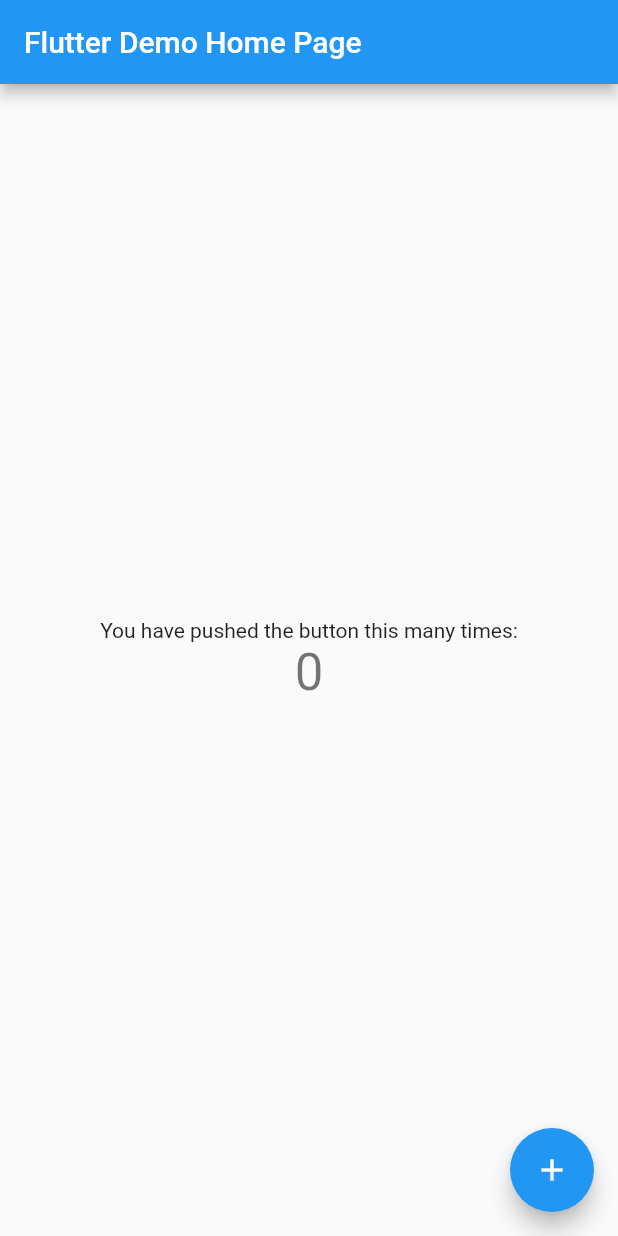
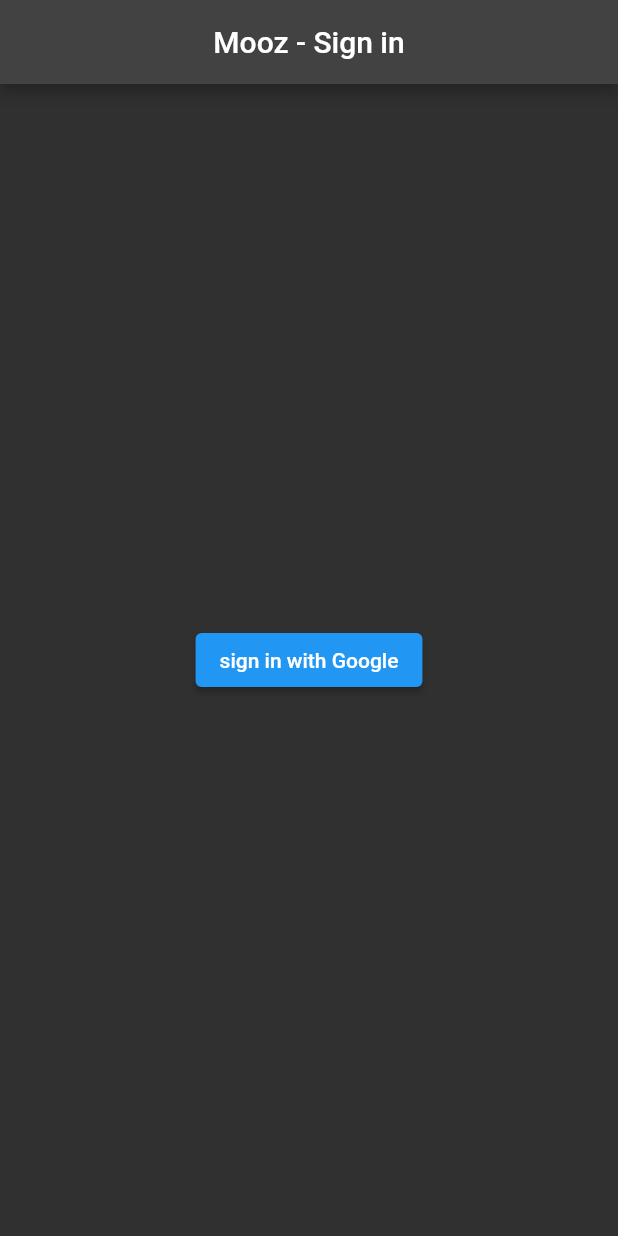
Before and after one commit to WorkWithAfridi/MoozApp-RoomBasedVideoChatApp, a Flutter app: the screen it shows after launch, on a phone screen of 412 x 824 dp. Run offline on Flutter 3.47's test engine with Material 2 defaults, Android fonts, the light colour scheme and no system bars; our stand-ins replace bloc, cloud_firestore, equatable, firebase_auth, firebase_core, flutter_bloc and 1 more; accounts and stored records are empty.

Commit message:
Added login flow

```diff
--- /dev/null
+++ b/lib/app/bloc/auth/auth_event.dart
@@ -0,0 +1,11 @@
+// ignore_for_file: public_member_api_docs, sort_constructors_first
+part of 'auth_bloc.dart';
+
+abstract class AuthEvent extends Equatable {
+  const AuthEvent();
+
+  @override
+  List<Object> get props => [];
+}
+
+class AuthSignin extends AuthEvent {}
--- /dev/null
+++ b/lib/app/bloc/auth/auth_state.dart
@@ -0,0 +1,27 @@
+// ignore_for_file: public_member_api_docs, sort_constructors_first
+part of 'auth_bloc.dart';
+
+abstract class AuthState extends Equatable {
+  AuthState({
+    this.user,
+  });
+  UserModel? user;
+
+  @override
+  List<Object> get props => [];
+}
+
+class AuthIdle extends AuthState {}
+
+class AuthLoading extends AuthState {}
+
+class Authenticated extends AuthState {
+  Authenticated({required super.user});
+}
+
+class AuthError extends AuthState {
+  String errorMessage;
+  AuthError({
+    required this.errorMessage,
+  });
+}
--- /dev/null
+++ b/lib/app/model/user.dart
@@ -0,0 +1,36 @@
+import 'dart:convert';
+
+// ignore_for_file: public_member_api_docs, sort_constructors_first
+class UserModel {
+  String uid;
+  String photoUrl;
+  String userName;
+  UserModel({
+    required this.uid,
+    required this.photoUrl,
+    required this.userName,
+  });
+
+  Map<String, dynamic> toMap() {
+    return <String, dynamic>{
+      'uid': uid,
+      'photoUrl': photoUrl,
+      'userName': userName,
+    };
+  }
+
+  factory UserModel.fromMap(Map<String, dynamic> map) {
+    return UserModel(
+      uid: map['uid'] as String,
+      photoUrl: map['photoUrl'] as String,
+      userName: map['userName'] as String,
+    );
+  }
+
+  String toJson() => json.encode(toMap());
+
+  factory UserModel.fromJson(String source) => UserModel.fromMap(json.decode(source) as Map<String, dynamic>);
+
+  @override
+  String toString() => 'UserModel(uid: $uid, photoUrl: $photoUrl, userName: $userName)';
+}
--- /dev/null
+++ b/lib/app/screens/login/login.dart
@@ -0,0 +1,62 @@
+import 'package:flutter/material.dart';
+import 'package:flutter_bloc/flutter_bloc.dart';
+import 'package:mooz/app/bloc/auth/auth_bloc.dart';
+import 'package:mooz/app/shared/widgets/snackbar.dart';
+import 'package:mooz/app/utils/dimentions.dart';
+
+class LoginScreen extends StatelessWidget {
+  const LoginScreen({super.key});
+
+  @override
+  Widget build(BuildContext context) {
+    return BlocListener<AuthBloc, AuthState>(
+      listener: (context, state) {
+        if (state is AuthError) {
+          showSnackbar(
+            context: context,
+            message: state.errorMessage,
+          );
+        } else if (state is Authenticated) {
+          Navigator.pushReplacementNamed(context, '/homeframe');
+        }
+      },
+      child: Scaffold(
+        appBar: AppBar(
+          title: const Text("Mooz - Sign in"),
+        ),
+        body: SizedBox(
+          height: getHeight(
+            context: context,
+          ),
+          width: getWidth(
+            context: context,
+          ),
+          child: Column(
+            mainAxisAlignment: MainAxisAlignment.center,
+            crossAxisAlignment: CrossAxisAlignment.center,
+            children: [
+              BlocBuilder<AuthBloc, AuthState>(
+                builder: (context, state) {
+                  return state is AuthLoading
+                      ? const CircularProgressIndicator(
+                          color: Colors.white,
+                        )
+                      : ElevatedButton(
+                          onPressed: () {
+                            context.read<AuthBloc>().add(
+                                  AuthSignin(),
+                                );
+                          },
+                          child: const Text(
+                            "sign in with Google",
+                          ),
+                        );
+                },
+              ),
+            ],
+          ),
+        ),
+      ),
+    );
+  }
+}
--- /dev/null
+++ b/lib/app/shared/widgets/snackbar.dart
@@ -0,0 +1,14 @@
+import 'package:flutter/material.dart';
+
+showSnackbar({
+  required BuildContext context,
+  required String message,
+}) {
+  return ScaffoldMessenger.of(context).showSnackBar(
+    SnackBar(
+      content: Text(
+        message,
+      ),
+    ),
+  );
+}
--- /dev/null
+++ b/lib/app/utils/dimentions.dart
@@ -0,0 +1,9 @@
+import 'package:flutter/material.dart';
+
+getHeight({required BuildContext context}) {
+  return MediaQuery.of(context).size.height;
+}
+
+getWidth({required BuildContext context}) {
+  return MediaQuery.of(context).size.width;
+}
--- a/lib/main.dart
+++ b/lib/main.dart
@@ -1,115 +1,45 @@
+import 'package:firebase_core/firebase_core.dart';
 import 'package:flutter/material.dart';
+import 'package:flutter_bloc/flutter_bloc.dart';
+import 'package:mooz/app/bloc/auth/auth_bloc.dart';
+import 'package:mooz/app/screens/home/homeframe.dart';
+import 'package:mooz/app/screens/login/login.dart';
+import 'package:mooz/app/screens/splash/splash.dart';
 
-void main() {
-  runApp(const MyApp());
+import 'firebase_options.dart';
+
+// ...
+
+void main(List<String> args) async {
+  WidgetsFlutterBinding.ensureInitialized();
+  await Firebase.initializeApp(
+    options: DefaultFirebaseOptions.currentPlatform,
+  );
+
+  runApp(const MoozApp());
 }
 
-class MyApp extends StatelessWidget {
-  const MyApp({super.key});
+class MoozApp extends StatelessWidget {
+  const MoozApp({super.key});
 
-  // This widget is the root of your application.
   @override
   Widget build(BuildContext context) {
-    return MaterialApp(
-      title: 'Flutter Demo',
-      theme: ThemeData(
-        // This is the theme of your application.
-        //
-        // Try running your application with "flutter run". You'll see the
-        // application has a blue toolbar. Then, without quitting the app, try
-        // changing the primarySwatch below to Colors.green and then invoke
-        // "hot reload" (press "r" in the console where you ran "flutter run",
-        // or simply save your changes to "hot reload" in a Flutter IDE).
-        // Notice that the counter didn't reset back to zero; the application
-        // is not restarted.
-        primarySwatch: Colors.blue,
+    return BlocProvider(
+      create: (context) => AuthBloc(),
+      child: MaterialApp(
+        debugShowCheckedModeBanner: false,
+        theme: ThemeData.dark().copyWith(
+          primaryColor: Colors.pink,
+          appBarTheme: const AppBarTheme(
+            centerTitle: true,
+          ),
+        ),
+        routes: {
+          '/': (context) => const SplashScreen(),
+          '/login': (context) => const LoginScreen(),
+          '/homeframe': (context) => const Homeframe(),
+        },
       ),
-      home: const MyHomePage(title: 'Flutter Demo Home Page'),
     );
   }
 }
-
-class MyHomePage extends StatefulWidget {
-  const MyHomePage({super.key, required this.title});
-
-  // This widget is the home page of your application. It is stateful, meaning
-  // that it has a State object (defined below) that contains fields that affect
-  // how it looks.
-
-  // This class is the configuration for the state. It holds the values (in this
-  // case the title) provided by the parent (in this case the App widget) and
-  // used by the build method of the State. Fields in a Widget subclass are
-  // always marked "final".
-
-  final String title;
-
-  @override
-  State<MyHomePage> createState() => _MyHomePageState();
-}
-
-class _MyHomePageState extends State<MyHomePage> {
-  int _counter = 0;
-
-  void _incrementCounter() {
-    setState(() {
-      // This call to setState tells the Flutter framework that something has
-      // changed in this State, which causes it to rerun the build method below
-      // so that the display can reflect the updated values. If we changed
-      // _counter without calling setState(), then the build method would not be
-      // called again, and so nothing would appear to happen.
-      _counter++;
-    });
-  }
-
-  @override
-  Widget build(BuildContext context) {
-    // This method is rerun every time setState is called, for instance as done
-    // by the _incrementCounter method above.
-    //
-    // The Flutter framework has been optimized to make rerunning build methods
-    // fast, so that you can just rebuild anything that needs updating rather
-    // than having to individually change instances of widgets.
-    return Scaffold(
-      appBar: AppBar(
-        // Here we take the value from the MyHomePage object that was created by
-        // the App.build method, and use it to set our appbar title.
-        title: Text(widget.title),
-      ),
-      body: Center(
-        // Center is a layout widget. It takes a single child and positions it
-        // in the middle of the parent.
-        child: Column(
-          // Column is also a layout widget. It takes a list of children and
-          // arranges them vertically. By default, it sizes itself to fit its
-          // children horizontally, and tries to be as tall as its parent.
-          //
-          // Invoke "debug painting" (press "p" in the console, choose the
-          // "Toggle Debug Paint" action from the Flutter Inspector in Android
-          // Studio, or the "Toggle Debug Paint" command in Visual Studio Code)
-          // to see the wireframe for each widget.
-          //
-          // Column has various properties to control how it sizes itself and
-          // how it positions its children. Here we use mainAxisAlignment to
-          // center the children vertically; the main axis here is the vertical
-          // axis because Columns are vertical (the cross axis would be
-          // horizontal).
-          mainAxisAlignment: MainAxisAlignment.center,
-          children: <Widget>[
-            const Text(
-              'You have pushed the button this many times:',
-            ),
-            Text(
-              '$_counter',
-              style: Theme.of(context).textTheme.headlineMedium,
-            ),
-          ],
-        ),
-      ),
-      floatingActionButton: FloatingActionButton(
-        onPressed: _incrementCounter,
-        tooltip: 'Increment',
-        child: const Icon(Icons.add),
-      ), // This trailing comma makes auto-formatting nicer for build methods.
-    );
-  }
-}
```
Also changed, not shown: lib/app/bloc/auth/auth_bloc.dart (added, +39 -0 lines), lib/app/screens/home/homeframe.dart (added, +31 -0 lines), lib/app/screens/splash/splash.dart (added, +30 -0 lines), lib/app/services/authentication.dart (added, +50 -0 lines), lib/app/services/firebase.dart (added, +8 -0 lines), pubspec.yaml (+11 -17 lines), lib/app/utils/routes.dart (added), lib/firebase_options.dart (added), pubspec.lock, 3 other files.
